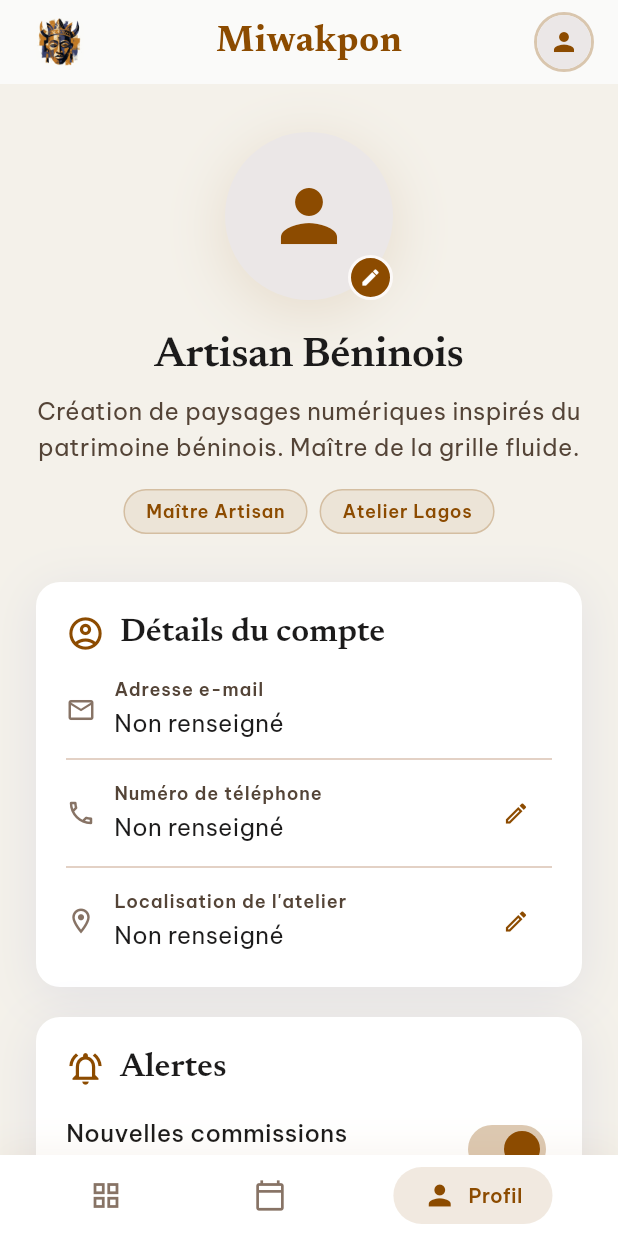
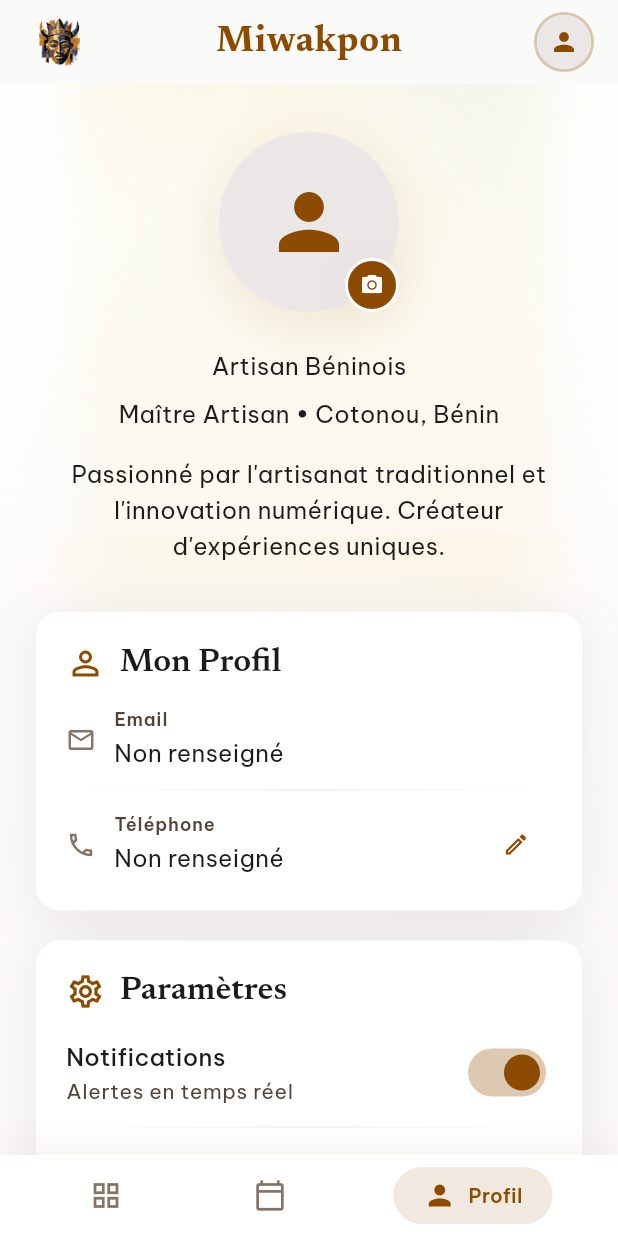
Before and after one commit to HE11032006/Miwakpon, a Flutter app: the ProfileView screen opened by its route, on a phone screen of 412 x 824 dp. Run offline on Flutter 3.47's test engine with Material 3 defaults, Android fonts, the phone set to English and light mode, and no system bars; our stand-ins replace flutter_dotenv, go_router, google_fonts, image_picker, supabase_flutter; accounts and stored records are empty.

Commit message:
chore: sauvegarde avant refonte du dasboard

```diff
--- a/lib/presentation/profile/views/profile_view.dart
+++ b/lib/presentation/profile/views/profile_view.dart
@@ -29,7 +29,49 @@ class ProfileView extends StatelessWidget {
           return const Center(child: CircularProgressIndicator());
         }
 
-        return SingleChildScrollView(
+        return Scaffold(
+          body: Stack(
+            children: [
+              // ======================== BACKGROUNDS ========================
+              Positioned.fill(
+                child: Image.asset(
+                  'assets/gradient/background.jpg',
+                  fit: BoxFit.cover,
+                ),
+              ),
+              Positioned.fill(
+                child: Container(
+                  decoration: BoxDecoration(
+                    gradient: LinearGradient(
+                      begin: Alignment.topCenter,
+                      end: Alignment.bottomCenter,
+                      colors: [
+                        Colors.white.withValues(alpha: 0.1),
+                        AppColors.background.withValues(alpha: 0.8),
+                        AppColors.background,
+                      ],
+                    ),
+                  ),
+                ),
+              ),
+              // Gradient décoratif en haut
+              Positioned(
+                top: 0,
+                left: 0,
+                right: 0,
+                height: 300,
+                child: Opacity(
+                  opacity: 0.4,
+                  child: Image.asset(
+                    'assets/gradient/Gradient.jpg',
+                    fit: BoxFit.cover,
+                  ),
+                ),
+              ),
+
+              // ======================== CONTENT ========================
+              SafeArea(
+                child: SingleChildScrollView(
                   padding: const EdgeInsets.symmetric(horizontal: 24.0),
                   child: Column(
                     crossAxisAlignment: CrossAxisAlignment.center,
@@ -45,226 +87,189 @@ class ProfileView extends StatelessWidget {
                               boxShadow: AppColors.shadowMedium,
                             ),
                             child: CircleAvatar(
-                      radius: 56,
+                              radius: 60,
                               backgroundColor: AppColors.surfaceContainerHigh,
                               backgroundImage: viewModel.avatarUrl != null
                                   ? NetworkImage(viewModel.avatarUrl!)
                                   : null,
                               child: viewModel.avatarUrl == null
                                   ? const Icon(Icons.person,
-                              size: 56, color: AppColors.primary)
+                                      size: 60, color: AppColors.primary)
                                   : null,
                             ),
                           ),
-                  // Badge d'édition
                           Positioned(
                             bottom: 0,
                             right: 0,
                             child: Container(
-                      padding: const EdgeInsets.all(6),
+                              padding: const EdgeInsets.all(8),
                               decoration: BoxDecoration(
                                 color: AppColors.primary,
                                 shape: BoxShape.circle,
-                        border: Border.all(color: AppColors.surface, width: 2),
+                                border: Border.all(color: Colors.white, width: 2),
+                                boxShadow: AppColors.shadowLight,
                               ),
                               child: const Icon(
-                        Icons.edit,
-                        size: 14,
-                        color: AppColors.onPrimary,
+                                Icons.camera_alt,
+                                size: 16,
+                                color: Colors.white,
                               ),
                             ),
                           ),
                         ],
                       ),
-              const SizedBox(height: 20),
+                      const SizedBox(height: 24),
 
-              // ======================== NOM ========================
+                      // ======================== NOM & BIO ========================
                       Text(
                         viewModel.displayName ?? 'Artisan Béninois',
-                style: Theme.of(context).textTheme.headlineMedium?.copyWith(
-                      fontWeight: FontWeight.w600,
+                        style: GoogleFonts.newsreader(
+                          fontSize: 28,
+                          fontWeight: FontWeight.w700,
                           color: AppColors.onSurface,
                         ),
                       ),
                       const SizedBox(height: 8),
-
-              // ======================== BIO ========================
                       Text(
-                'Création de paysages numériques inspirés du patrimoine béninois. Maître de la grille fluide.',
-                textAlign: TextAlign.center,
-                style: Theme.of(context).textTheme.bodyMedium?.copyWith(
-                      color: AppColors.onSurfaceVariant,
-                      height: 1.5,
+                        'Maître Artisan • Cotonou, Bénin',
+                        style: GoogleFonts.beVietnamPro(
+                          fontSize: 14,
+                          fontWeight: FontWeight.w600,
+                          color: AppColors.primary,
+                          letterSpacing: 0.5,
                         ),
                       ),
                       const SizedBox(height: 16),
-
-              // ======================== CHIPS ========================
-              Row(
-                mainAxisAlignment: MainAxisAlignment.center,
-                children: [
-                  _chip(context, 'Maître Artisan'),
-                  const SizedBox(width: 8),
-                  _chip(context, 'Atelier Lagos'),
-                ],
+                      Padding(
+                        padding: const EdgeInsets.symmetric(horizontal: 20),
+                        child: Text(
+                          'Passionné par l\'artisanat traditionnel et l\'innovation numérique. Créateur d\'expériences uniques.',
+                          textAlign: TextAlign.center,
+                          style: GoogleFonts.beVietnamPro(
+                            fontSize: 14,
+                            color: AppColors.onSurfaceVariant,
+                            height: 1.6,
+                          ),
+                        ),
                       ),
                       const SizedBox(height: 32),
 
-              // ======================== DÉTAILS DU COMPTE ========================
+                      // ======================== CARDS SECTIONS ========================
                       _sectionCard(
                         context,
-                icon: Icons.account_circle_outlined,
-                title: 'Détails du compte',
+                        icon: Icons.person_outline,
+                        title: 'Mon Profil',
                         child: Column(
                           children: [
                             _detailRow(
                               context,
                               icon: Icons.email_outlined,
-                      label: 'Adresse e-mail',
+                              label: 'Email',
                               value: viewModel.email ?? 'Non renseigné',
                             ),
-                    const Divider(height: 24),
+                            const _CustomDivider(),
                             _editableDetailRow(
                               context,
                               icon: Icons.phone_outlined,
-                      label: 'Numéro de téléphone',
+                              label: 'Téléphone',
                               value: viewModel.phone ?? 'Non renseigné',
                               onSave: (val) => viewModel.updatePhone(val),
-                    ),
-                    const Divider(height: 24),
-                    _editableDetailRow(
-                      context,
-                      icon: Icons.location_on_outlined,
-                      label: 'Localisation de l\'atelier',
-                      value: viewModel.location ?? 'Non renseigné',
-                      onSave: (val) => viewModel.updateLocation(val),
                             ),
                           ],
                         ),
                       ),
 
-              // ======================== ALERTES ========================
                       _sectionCard(
                         context,
-                icon: Icons.notifications_active_outlined,
-                title: 'Alertes',
+                        icon: Icons.settings_outlined,
+                        title: 'Paramètres',
                         child: Column(
                           children: [
                             _alertRow(
                               context,
-                      title: 'Nouvelles commissions',
-                      subtitle: 'Notifications push et e-mail',
+                              title: 'Notifications',
+                              subtitle: 'Alertes en temps réel',
                               value: viewModel.newCommissions,
                               onChanged: viewModel.toggleNewCommissions,
                             ),
-                    const Divider(height: 16),
+                            const _CustomDivider(),
                             _alertRow(
                               context,
-                      title: 'Mises à jour expositions',
-                      subtitle: 'Notifications push et e-mail',
-                      value: viewModel.exhibitionUpdates,
-                      onChanged: viewModel.toggleExhibitionUpdates,
-                    ),
-                    const Divider(height: 16),
-                    _alertRow(
-                      context,
-                      title: 'Alertes sécurité',
-                      subtitle: 'Notifications SMS et e-mail',
-                      value: viewModel.securityAlerts,
-                      onChanged: viewModel.toggleSecurityAlerts,
+                              title: 'Mode sombre',
+                              subtitle: 'Lumière Crépuscule',
+                              value: viewModel.selectedTheme == 1,
+                              onChanged: (val) => viewModel.setTheme(val ? 1 : 0),
                             ),
                           ],
                         ),
                       ),
 
-              // ======================== THÈME ATELIER ========================
-              _sectionCard(
-                context,
-                icon: Icons.palette_outlined,
-                title: 'Thème Atelier',
-                child: Column(
-                  crossAxisAlignment: CrossAxisAlignment.start,
-                  children: [
-                    Text(
-                      'Sélectionnez la lumière atmosphérique de votre espace.',
-                      style: Theme.of(context).textTheme.bodySmall?.copyWith(
-                            color: AppColors.onSurfaceVariant,
-                          ),
-                    ),
-                    const SizedBox(height: 16),
-                    Row(
-                      children: [
-                        Expanded(
-                          child: _themeOption(
-                            context,
-                            index: 0,
-                            isSelected: viewModel.selectedTheme == 0,
-                            onTap: () => viewModel.setTheme(0),
-                            gradientColors: [
-                              AppColors.canvasWhite,
-                              AppColors.primary.withValues(alpha: 0.15),
-                              AppColors.secondary.withValues(alpha: 0.1),
-                            ],
-                            label: 'Lumière Aube',
-                          ),
-                        ),
-                        const SizedBox(width: 12),
-                        Expanded(
-                          child: _themeOption(
-                            context,
-                            index: 1,
-                            isSelected: viewModel.selectedTheme == 1,
-                            onTap: () => viewModel.setTheme(1),
-                            gradientColors: [
-                              AppColors.inverseSurface,
-                              AppColors.secondary.withValues(alpha: 0.8),
-                              AppColors.primary.withValues(alpha: 0.4),
-                            ],
-                            label: 'Ombre Crépuscule',
-                          ),
-                        ),
-                      ],
-                    ),
-                  ],
-                ),
-              ),
-              const SizedBox(height: 16),
+                      const SizedBox(height: 24),
 
                       // ======================== DÉCONNEXION ========================
-              SizedBox(
+                      Container(
                         width: double.infinity,
-                child: OutlinedButton.icon(
+                        height: 56,
+                        decoration: BoxDecoration(
+                          borderRadius: BorderRadius.circular(16),
+                          boxShadow: AppColors.shadowLight,
+                        ),
+                        child: ElevatedButton(
                           onPressed: () async {
-                    // TODO: Logique à compléter par le Membre 1
                             await viewModel.signOut();
                             if (context.mounted) {
                               context.go(AppConstants.loginRoute);
                             }
                           },
-                  icon: Icon(
-                    Icons.logout,
-                    color: AppColors.error,
-                    size: 20,
-                  ),
-                  label: Text(
-                    'Déconnexion',
-                    style: Theme.of(context).textTheme.titleMedium?.copyWith(
-                          color: AppColors.error,
+                          style: ElevatedButton.styleFrom(
+                            backgroundColor: Colors.white,
+                            foregroundColor: AppColors.error,
+                            elevation: 0,
+                            shape: RoundedRectangleBorder(
+                              borderRadius: BorderRadius.circular(16),
+                              side: BorderSide(
+                                color: AppColors.error.withValues(alpha: 0.1),
                               ),
                             ),
-                  style: OutlinedButton.styleFrom(
-                    side: BorderSide(
-                      color: AppColors.error.withValues(alpha: 0.4),
                           ),
-                    padding: const EdgeInsets.symmetric(vertical: 16),
-                    shape: RoundedRectangleBorder(
-                      borderRadius: BorderRadius.circular(12),
+                          child: Text(
+                            'Se déconnecter',
+                            style: GoogleFonts.beVietnamPro(
+                              fontWeight: FontWeight.w700,
+                              fontSize: 16,
                             ),
                           ),
                         ),
                       ),
                       const SizedBox(height: 48),
                     ],
+                  ),
+                ),
+              ),
+            ],
+          ),
+        );
+      },
+    );
+  }
+}
+
+class _CustomDivider extends StatelessWidget {
+  const _CustomDivider();
+
+  @override
+  Widget build(BuildContext context) {
+    return Container(
+      margin: const EdgeInsets.symmetric(vertical: 12),
+      height: 1,
+      decoration: BoxDecoration(
+        gradient: LinearGradient(
+          colors: [
+            AppColors.outline.withValues(alpha: 0),
+            AppColors.outline.withValues(alpha: 0.1),
+            AppColors.outline.withValues(alpha: 0),
+          ],
+        ),
       ),
     );
       },
```
Lines whose indentation alone changed are shown as unchanged.
